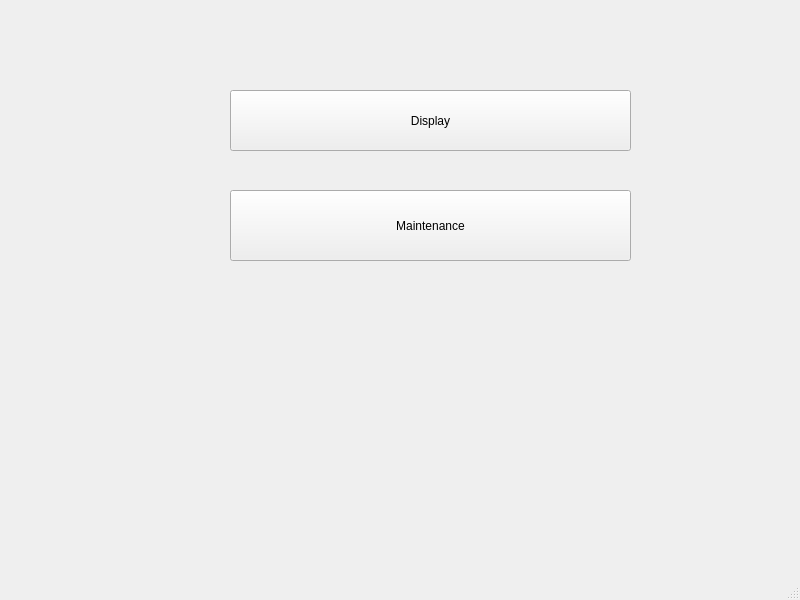
Above: BaseballProject2/mainwindow.ui from tholm1/CS1D-Project-2-Baseball before the change. Below: the same form after it.
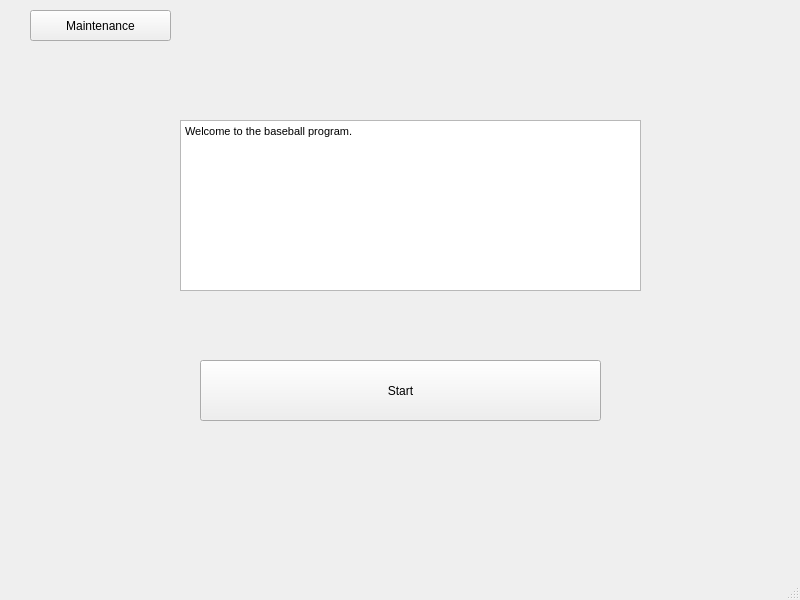
That is the form after the change.

Diff of the .ui file:
```diff
--- a/BaseballProject2/mainwindow.ui
+++ b/BaseballProject2/mainwindow.ui
@@ -17,29 +17,46 @@
    <widget class="QPushButton" name="display_pushButton">
     <property name="geometry">
      <rect>
-      <x>230</x>
-      <y>90</y>
+      <x>200</x>
+      <y>360</y>
       <width>401</width>
       <height>61</height>
      </rect>
     </property>
     <property name="text">
-     <string>Display</string>
+     <string>Start</string>
     </property>
    </widget>
    <widget class="QPushButton" name="maintenance_pushButton">
     <property name="geometry">
      <rect>
-      <x>230</x>
-      <y>190</y>
-      <width>401</width>
-      <height>71</height>
+      <x>30</x>
+      <y>10</y>
+      <width>141</width>
+      <height>31</height>
      </rect>
     </property>
     <property name="text">
      <string>Maintenance</string>
     </property>
    </widget>
+   <widget class="QTextBrowser" name="textBrowser">
+    <property name="geometry">
+     <rect>
+      <x>180</x>
+      <y>120</y>
+      <width>461</width>
+      <height>171</height>
+     </rect>
+    </property>
+    <property name="html">
+     <string>&lt;!DOCTYPE HTML PUBLIC &quot;-//W3C//DTD HTML 4.0//EN&quot; &quot;http://www.w3.org/TR/REC-html40/strict.dtd&quot;&gt;
+&lt;html&gt;&lt;head&gt;&lt;meta name=&quot;qrichtext&quot; content=&quot;1&quot; /&gt;&lt;style type=&quot;text/css&quot;&gt;
+p, li { white-space: pre-wrap; }
+&lt;/style&gt;&lt;/head&gt;&lt;body style=&quot; font-family:'MS Shell Dlg 2'; font-size:7.875pt; font-weight:400; font-style:normal;&quot;&gt;
+&lt;p style=&quot; margin-top:0px; margin-bottom:0px; margin-left:0px; margin-right:0px; -qt-block-indent:0; text-indent:0px;&quot;&gt;Welcome to the baseball program.&lt;/p&gt;&lt;/body&gt;&lt;/html&gt;</string>
+    </property>
+   </widget>
   </widget>
   <widget class="QMenuBar" name="menubar">
    <property name="geometry">
```
